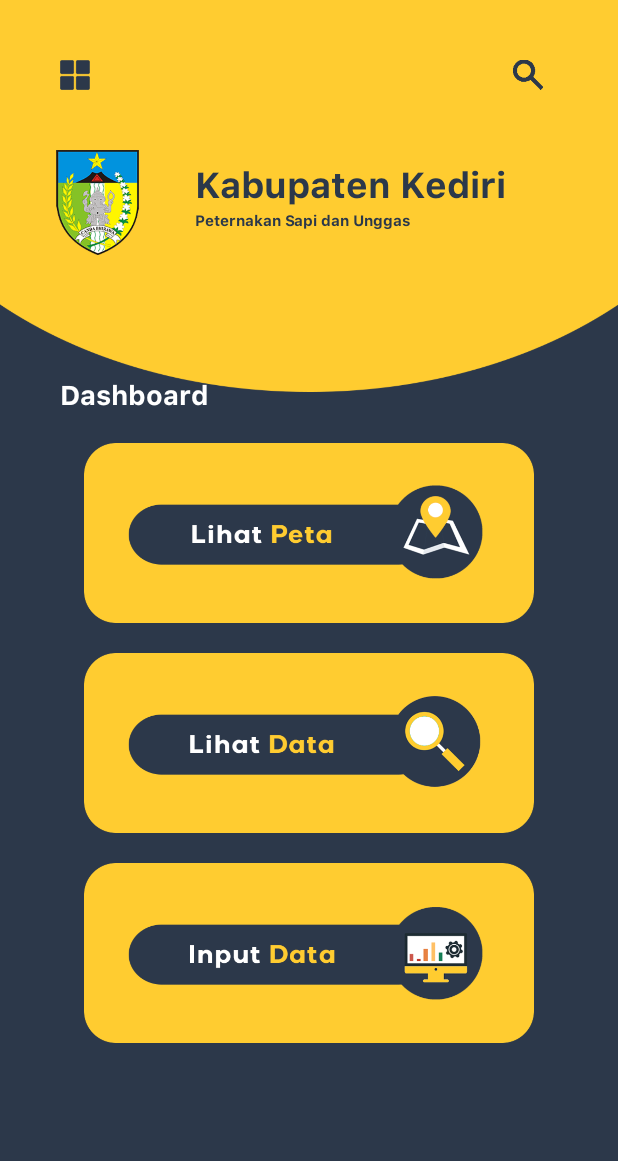
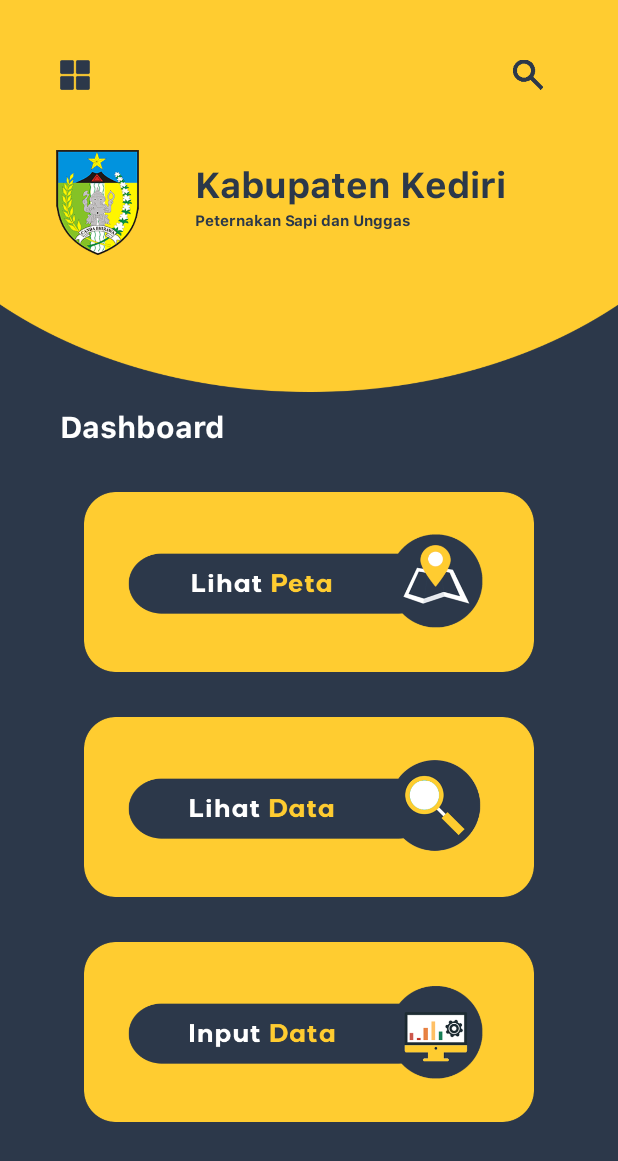
Before and after one commit to KEVINGILBERTTODING/KediriAPP, an Android app: the MainActivity screen opened directly, with no data from a screen before it, on a phone screen of 412 x 824 dp. Shown: the top 1161 px of the screen. Run offline under Robolectric (Android 15) with nearby library versions, the phone set to English and light mode, and no system bars.

Commit message:
fix ip address

```diff
--- a/app/src/main/java/com/example/kediriapp/ShowMap.java
+++ b/app/src/main/java/com/example/kediriapp/ShowMap.java
@@ -31,6 +31,6 @@
         webView.setWebViewClient(new WebViewClient());
         webView.setWebChromeClient(new WebChromeClient());
         webView.getSettings().setJavaScriptEnabled(true);
-        webView.loadUrl("http:/192.168.0.102/kediri-map-uas/map/map.php");
+        webView.loadUrl("http:/192.168.0.101/kediri-map-uas/map/map.php");
     }
 }
--- a/app/src/main/res/layout/activity_main.xml
+++ b/app/src/main/res/layout/activity_main.xml
@@ -66,14 +66,13 @@
         android:id="@+id/tvDashboard"
         android:layout_width="wrap_content"
         android:layout_height="wrap_content"
-        android:textColor="@color/white"
-        android:text="Dashboard"
-        android:fontFamily="@font/sfbold"
         android:layout_below="@id/logokediri"
         android:layout_marginLeft="40dp"
-        android:layout_marginTop="80dp"
-        android:textSize="18sp"
-        />
+        android:layout_marginTop="100dp"
+        android:fontFamily="@font/sfbold"
+        android:text="Dashboard"
+        android:textColor="@color/white"
+        android:textSize="20sp" />
 
     <ImageButton
         android:id="@+id/lihatpeta"
@@ -81,7 +80,7 @@
         android:layout_height="120dp"
         android:layout_below="@+id/tvDashboard"
         android:layout_centerHorizontal="true"
-        android:layout_marginTop="20dp"
+        android:layout_marginTop="30dp"
         android:background="@drawable/petav2" />
 
     <ImageButton
@@ -90,7 +89,7 @@
         android:layout_height="120dp"
         android:layout_below="@+id/lihatpeta"
         android:layout_centerHorizontal="true"
-        android:layout_marginTop="20dp"
+        android:layout_marginTop="30dp"
         android:background="@drawable/lihatdata" />
 
     <ImageButton
@@ -100,7 +99,7 @@
         android:layout_height="120dp"
         android:background="@drawable/inputdata"
         android:layout_below="@+id/lihatdata"
-        android:layout_marginTop="20dp"
+        android:layout_marginTop="30dp"
         />
 
 
```
Also changed, not shown: app/src/main/java/com/example/kediriapp/MainActivity.java (+35 -0 lines).
